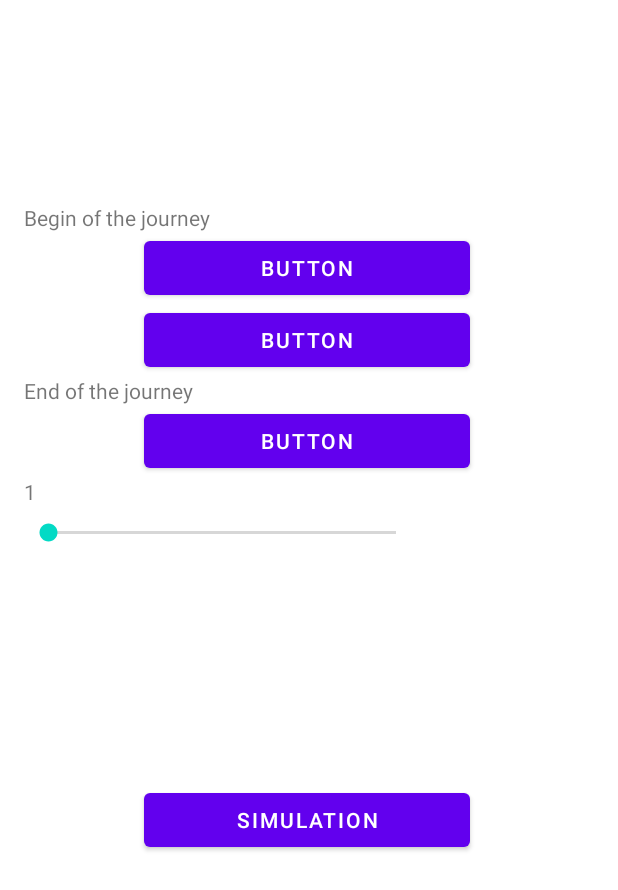
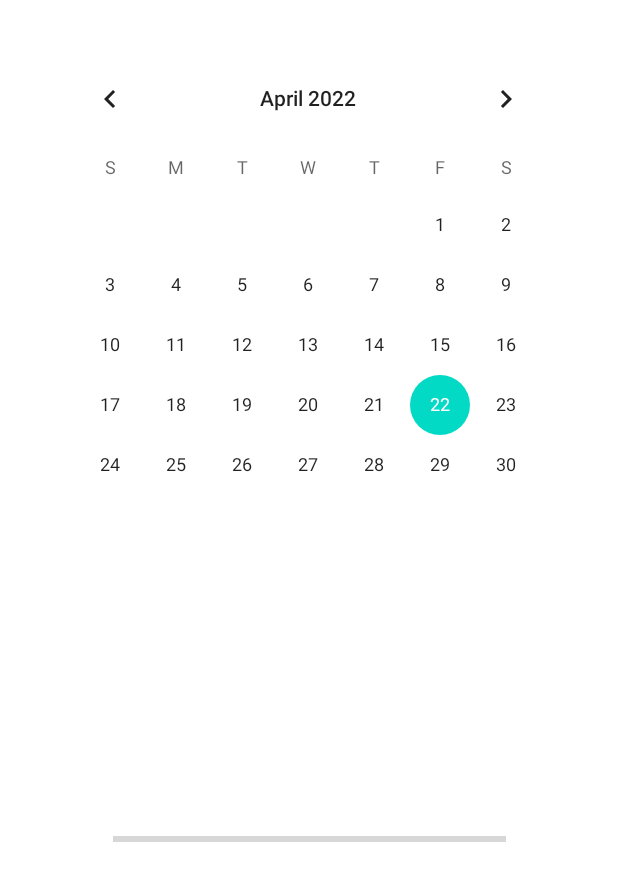
Before and after one commit to mmorawski520/CCalendarApp, an Android app: the SimulationActivity screen opened directly, with no data from a screen before it, on a phone screen of 412 x 824 dp. Shown: the top 890 px of the screen. Run offline under Robolectric (Android 15) with nearby library versions, the phone set to English and light mode, and no system bars.

Commit message:
I've finished activity simulation layout

```diff
--- a/app/src/main/AndroidManifest.xml
+++ b/app/src/main/AndroidManifest.xml
@@ -1,6 +1,6 @@
 <?xml version="1.0" encoding="utf-8"?>
 <manifest xmlns:android="http://schemas.android.com/apk/res/android"
-    package="com.example.ccalendarapp">
+    package="com.example.ccalendarapp" >
 
     <application
         android:allowBackup="true"
@@ -8,13 +8,13 @@
         android:label="@string/app_name"
         android:roundIcon="@mipmap/ic_launcher_round"
         android:supportsRtl="true"
-        android:theme="@style/Theme.CCalendarApp">
+        android:theme="@style/Theme.CCalendarApp" >
         <activity
             android:name=".SimulationActivity"
             android:exported="false" />
         <activity
             android:name=".MainActivity"
-            android:exported="true">
+            android:exported="true" >
             <intent-filter>
                 <action android:name="android.intent.action.MAIN" />
 
--- a/app/src/main/res/layout/activity_simulation.xml
+++ b/app/src/main/res/layout/activity_simulation.xml
@@ -1,89 +1,33 @@
 <?xml version="1.0" encoding="utf-8"?>
-<androidx.constraintlayout.widget.ConstraintLayout xmlns:android="http://schemas.android.com/apk/res/android"
+<androidx.constraintlayout.widget.ConstraintLayout
+    xmlns:android="http://schemas.android.com/apk/res/android"
+    xmlns:tools="http://schemas.android.com/tools"
     xmlns:app="http://schemas.android.com/apk/res-auto"
-    xmlns:tools="http://schemas.android.com/tools"
     android:layout_width="match_parent"
     android:layout_height="match_parent"
-    tools:context=".MainActivity">
-
-    <LinearLayout
-        android:layout_width="377dp"
-        android:layout_height="584dp"
-        android:orientation="vertical"
+    tools:context=".SimulationActivity">
+  <ProgressBar
+      android:id="@+id/progressBar"
+      style="?android:attr/progressBarStyleHorizontal"
+      android:layout_width="262dp"
+      android:layout_height="24dp"
       app:layout_constraintBottom_toBottomOf="parent"
       app:layout_constraintEnd_toEndOf="parent"
-        app:layout_constraintHorizontal_bias="0.47"
+      app:layout_constraintHorizontal_bias="0.503"
       app:layout_constraintStart_toStartOf="parent"
       app:layout_constraintTop_toTopOf="parent"
-        app:layout_constraintVertical_bias="0.564">
+      app:layout_constraintVertical_bias="0.684" />
 
-        <TextView
-            android:id="@+id/textViewBegin"
-            android:layout_width="match_parent"
-            android:layout_height="wrap_content"
-            android:text="Begin of the journey" />
 
-        <Button
-            android:id="@+id/btnJourneyStart"
-            android:layout_width="match_parent"
-            android:layout_height ="wrap_content"
-            android:layout_marginHorizontal="80dp"
-            android:text="Button"
-            tools:ignore="DuplicateSpeakableTextCheck" />
 
-        <Button
-            android:id="@+id/btnJourneyMiddle"
-            android:layout_width="match_parent"
-            android:layout_height="wrap_content"
-            android:layout_marginHorizontal="80dp"
-            android:text="Button"
-            />
-
-        <TextView
-            android:id="@+id/textView3"
-            android:layout_width="match_parent"
-            android:layout_height="wrap_content"
-            android:text="End of the journey" />
-
-        <Button
-            android:id="@+id/btnJourneyEnd"
-            android:layout_width="match_parent"
-            android:layout_height="wrap_content"
-            android:layout_marginHorizontal="80dp"
-            android:text="Button" />
-
-        <TextView
-            android:id="@+id/textViewStep"
+  <CalendarView
+      android:id="@+id/calendarView"
       android:layout_width="wrap_content"
       android:layout_height="wrap_content"
-            android:text="1"
       app:layout_constraintBottom_toBottomOf="parent"
       app:layout_constraintEnd_toEndOf="parent"
-            app:layout_constraintHorizontal_bias="0.498"
+      app:layout_constraintHorizontal_bias="0.491"
       app:layout_constraintStart_toStartOf="parent"
       app:layout_constraintTop_toTopOf="parent"
-            app:layout_constraintVertical_bias="0.551" />
-        <SeekBar
-            android:id="@+id/seekBar"
-            android:layout_width="264dp"
-            android:layout_height="36dp"
-            android:max="20"
-            android:min="10"
-            app:layout_constraintBottom_toBottomOf="parent"
-            app:layout_constraintEnd_toEndOf="parent"
-            app:layout_constraintHorizontal_bias="0.51"
-            app:layout_constraintStart_toStartOf="parent"
-            app:layout_constraintTop_toTopOf="parent"
-            app:layout_constraintVertical_bias="0.62" />
-        <Space
-            android:layout_width="match_parent"
-            android:layout_height="149dp" />
-
-        <Button
-            android:id="@+id/btnStartSim"
-            android:layout_width="match_parent"
-            android:layout_height="wrap_content"
-            android:layout_marginHorizontal="80dp"
-            android:text="Simulation" />
-    </LinearLayout>
+      app:layout_constraintVertical_bias="0.066" />
   </androidx.constraintlayout.widget.ConstraintLayout>
```
Also changed, not shown: app/src/main/java/com/example/ccalendarapp/MainActivity.kt (+5 -13 lines), app/src/main/res/layout/activity_main.xml (+75 -4 lines). Lines whose indentation alone changed are shown as unchanged.
